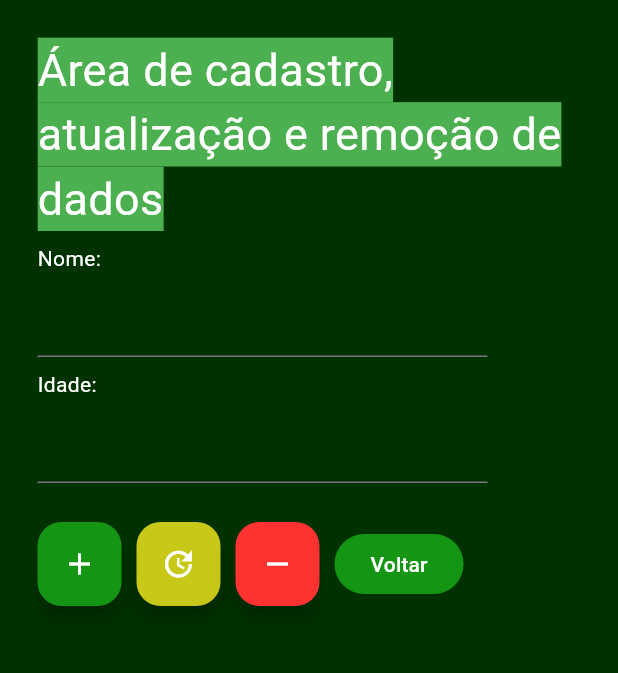
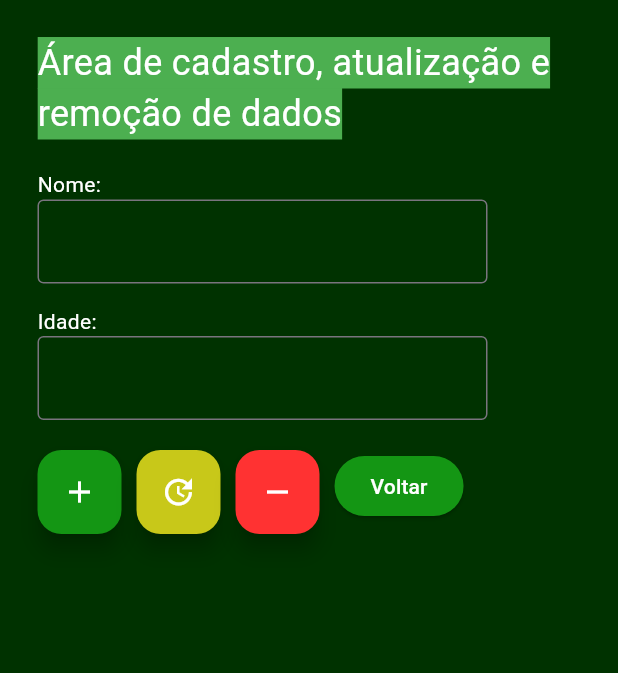
Before and after one commit to SergioGuarilha/app_flutter_preserva_a_reserva, a Flutter app: the Dados screen opened directly, on a phone screen of 412 x 824 dp, the part 75-748 px from its top. Run offline on Flutter 3.47's test engine with Material 3 defaults, Android fonts, the phone set to English and light mode, and no system bars.

Commit message:
Alterações finais

```diff
--- a/lib/paginas/dados.dart
+++ b/lib/paginas/dados.dart
@@ -11,18 +11,23 @@ class Dados extends StatefulWidget {
 }
 
 class _EstadoPaginaDados extends State<Dados> {
-  // Controladores de texto
   final TextEditingController _controladorNome = TextEditingController();
   final TextEditingController _controladorIdade = TextEditingController();
+
+  @override
+  void dispose() {
+    _controladorNome.dispose();
+    _controladorIdade.dispose();
+    super.dispose();
+  }
+
   Future<void> _removerPessoa(BuildContext context) async {
-    // Mostra aba para escolher a pessoa a ser removida
     final Pessoa? pessoaSelecionada = await showDialog<Pessoa?>(
       context: context,
       builder: (context) => AlertDialog(
         title: Text('Selecione quem remover'),
         content: SizedBox(
           width: double.maxFinite,
-          // Mostra as pessoas atualmente na lista
           child: ListView.builder(
             shrinkWrap: true,
             itemCount: lista.length,
@@ -45,7 +50,6 @@ class _EstadoPaginaDados extends State<Dados> {
     );
 
     if (pessoaSelecionada != null) {
-      // Aba de confirmação
       final confirmado = await showDialog<bool>(
         context: context,
         builder: (context) => AlertDialog(
@@ -63,8 +67,8 @@ class _EstadoPaginaDados extends State<Dados> {
           ],
         ),
       ) ?? false;
-      //Remove a pessoa se operação é confirmada
-      if (confirmado) {
+
+      if (confirmado && mounted) {
         setState(() {
           lista.remove(pessoaSelecionada);
         });
@@ -76,7 +80,6 @@ class _EstadoPaginaDados extends State<Dados> {
   }
 
   Future<void> _atualizarPessoa(BuildContext context) async {
-    // Mostra aba para seleção de pessoa que terá seu cadastro atualizado
     final Pessoa? pessoaSelecionada = await showDialog<Pessoa?>(
       context: context,
       builder: (context) => AlertDialog(
@@ -104,8 +107,7 @@ class _EstadoPaginaDados extends State<Dados> {
       ),
     );
 
-    if (pessoaSelecionada != null) {
-      // Cria controladores temporários para edição na aba de diálogo
+    if (pessoaSelecionada != null && mounted) {
       final nomeController = TextEditingController(text: pessoaSelecionada.nome);
       final idadeController = TextEditingController(text: pessoaSelecionada.idade.toString());
 
@@ -140,21 +142,21 @@ class _EstadoPaginaDados extends State<Dados> {
         ),
       ) ?? false;
 
-      if (confirmado) {
+      if (confirmado && mounted) {
+        try {
           final novoNome = nomeController.text;
-        final novaIdadeStr = idadeController.text;
+          final novaIdade = int.parse(idadeController.text);
 
-        try {
-          final novaIdade = int.parse(novaIdadeStr);
+          setState(() {
             final index = lista.indexOf(pessoaSelecionada);
             if (index != -1) {
-            setState(() {
               lista[index] = Pessoa(novoNome, novaIdade);
+            }
           });
+
           ScaffoldMessenger.of(context).showSnackBar(
             SnackBar(content: Text('Dados atualizados com sucesso!')),
           );
-          }
         } catch (e) {
           ScaffoldMessenger.of(context).showSnackBar(
             SnackBar(content: Text("Idade inválida! Digite um número.")),
@@ -162,25 +164,20 @@ class _EstadoPaginaDados extends State<Dados> {
         }
       }
 
-      // Desfaz os controladores temporários
       nomeController.dispose();
       idadeController.dispose();
     }
   }
+
   TextField criarCaixaEdicao({required TextEditingController controlador}) {
     return TextField(
       style: TextStyle(color: Colors.white),
-      decoration: InputDecoration(constraints: BoxConstraints(maxWidth: 300)),
-        controller: controlador
+      decoration: InputDecoration(
+        constraints: BoxConstraints(maxWidth: 300),
+        border: OutlineInputBorder(),
+      ),
+      controller: controlador,
     );
-  }
-
-  @override
-  //Função de desfazer os controladores
-  void dispose() {
-    _controladorNome.dispose();
-    _controladorIdade.dispose();
-    super.dispose();
   }
 
   @override
@@ -189,53 +186,53 @@ class _EstadoPaginaDados extends State<Dados> {
       appBar: AppBar(
         title: Title(color: Colors.black, child: Text('Preserva a Reserva')),
       ),
-      body: Container(
+      body: SingleChildScrollView(
+        child: Container(
           margin: EdgeInsets.symmetric(vertical: 10, horizontal: 10),
           padding: EdgeInsets.all(15),
           child: Column(
-          spacing: 8,
-          mainAxisAlignment: MainAxisAlignment.start,
             crossAxisAlignment: CrossAxisAlignment.start,
-          children: <Widget>[
+            children: [
               Text(
+                'Área de cadastro, atualização e remoção de dados',
                 style: TextStyle(
                   color: Colors.white,
                   backgroundColor: Colors.green,
-                fontSize: 30
+                  fontSize: 24,
                 ),
-                'Área de cadastro, atualização e remoção de dados',
               ),
+              SizedBox(height: 20),
               Text(
-                style: TextStyle(
-                    color: Colors.white
-                ),
-                'Nome: ${_controladorNome.text}'
+                'Nome: ${_controladorNome.text}',
+                style: TextStyle(color: Colors.white),
               ),
               criarCaixaEdicao(controlador: _controladorNome),
+              SizedBox(height: 15),
               Text(
-                style: TextStyle(
-                    color: Colors.white
-                ),
-                'Idade: ${_controladorIdade.text}'
+                'Idade: ${_controladorIdade.text}',
+                style: TextStyle(color: Colors.white),
               ),
               criarCaixaEdicao(controlador: _controladorIdade),
-            const SizedBox(height: 10),
-            Row(
+              SizedBox(height: 20),
+              Wrap(
                 spacing: 10,
+                runSpacing: 10,
                 children: [
                   FloatingActionButton(
                     backgroundColor: Color.fromARGB(255, 20, 150, 20),
-                  hoverColor: Colors.lightGreen,
                     onPressed: () {
-                    final String nome = _controladorNome.text;
-                    final String stringIdade = _controladorIdade.text;
+                      final nome = _controladorNome.text;
+                      final stringIdade = _controladorIdade.text;
 
                       try {
-                      final int idade = int.parse(stringIdade);
+                        final idade = int.parse(stringIdade);
+                        if (mounted) {
+                          setState(() {
                             lista.add(Pessoa(nome, idade));
                             _controladorNome.clear();
                             _controladorIdade.clear();
-                      setState(() {});
+                          });
+                        }
                         ScaffoldMessenger.of(context).showSnackBar(
                           SnackBar(content: Text('Você foi cadastrado com sucesso')),
                         );
@@ -246,40 +243,33 @@ class _EstadoPaginaDados extends State<Dados> {
                       }
                     },
                     tooltip: 'Registrar',
-                  child: const Icon(
-                      color: Colors.white,
-                      Icons.add
-                  ),
+                    child: Icon(Icons.add, color: Colors.white),
                   ),
                   FloatingActionButton(
                     onPressed: () => _atualizarPessoa(context),
-                  hoverColor: Colors.lime,
                     tooltip: 'Atualizar',
                     backgroundColor: Color.fromARGB(255, 200, 200, 25),
-                  child: Icon(Icons.update, color: Colors.white), // Different color for update
+                    child: Icon(Icons.update, color: Colors.white),
                   ),
                   FloatingActionButton(
                     backgroundColor: Color.fromARGB(255, 255, 50, 50),
-                  hoverColor: Colors.redAccent,
-                  onPressed: () => _removerPessoa(context),  // Updated to use the new method
+                    onPressed: () => _removerPessoa(context),
                     tooltip: 'Apagar',
-                  child: const Icon(
-                      color: Colors.white,
-                      Icons.remove
+                    child: Icon(Icons.remove, color: Colors.white),
                   ),
+                  ElevatedButton(
+                    style: ButtonStyle(
+                      backgroundColor: WidgetStateProperty.all(Color.fromARGB(255, 20, 150, 20)),
                     ),
-                FilledButton(
-                    style: ButtonStyle(
-                      backgroundColor: WidgetStateColor.resolveWith((states) => Color.fromARGB(255, 20, 150, 20)),
-
+                    onPressed: () => Navigator.pop(context),
+                    child: Text('Voltar', style: TextStyle(color: Colors.white)),
                   ),
-                    onPressed: ()=> Navigator.pop(context),
-                    child: Text('Voltar')),
                 ],
               ),
             ],
           ),
         ),
+      ),
     );
   }
 }
```
Lines whose indentation alone changed are shown as unchanged.
